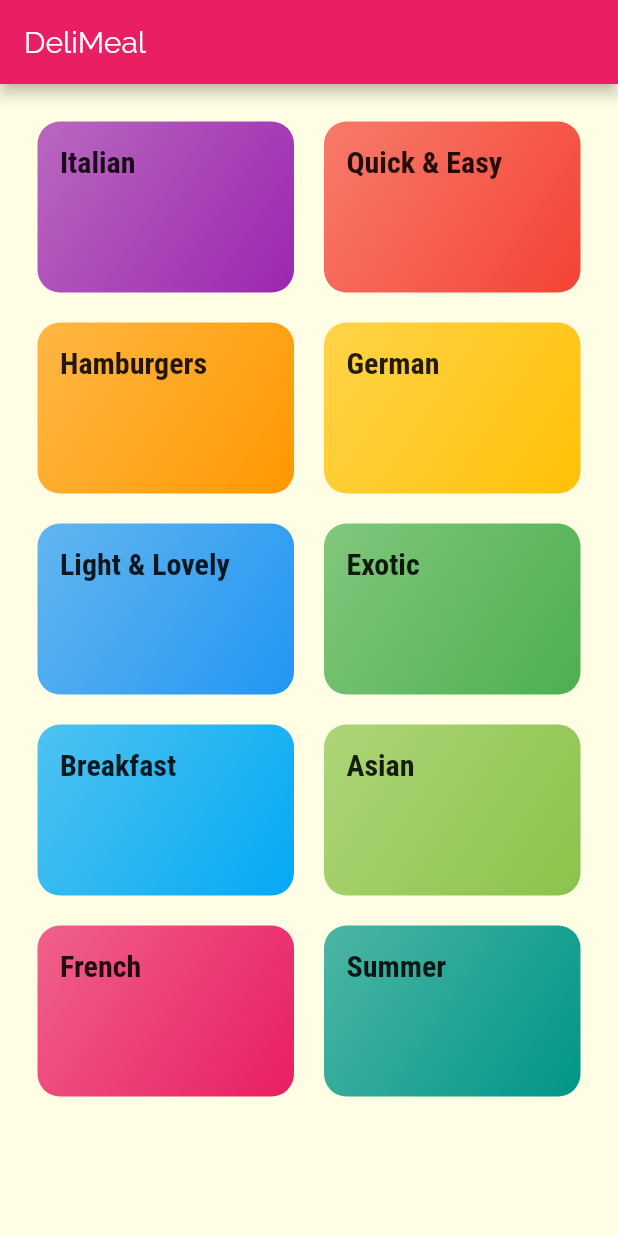
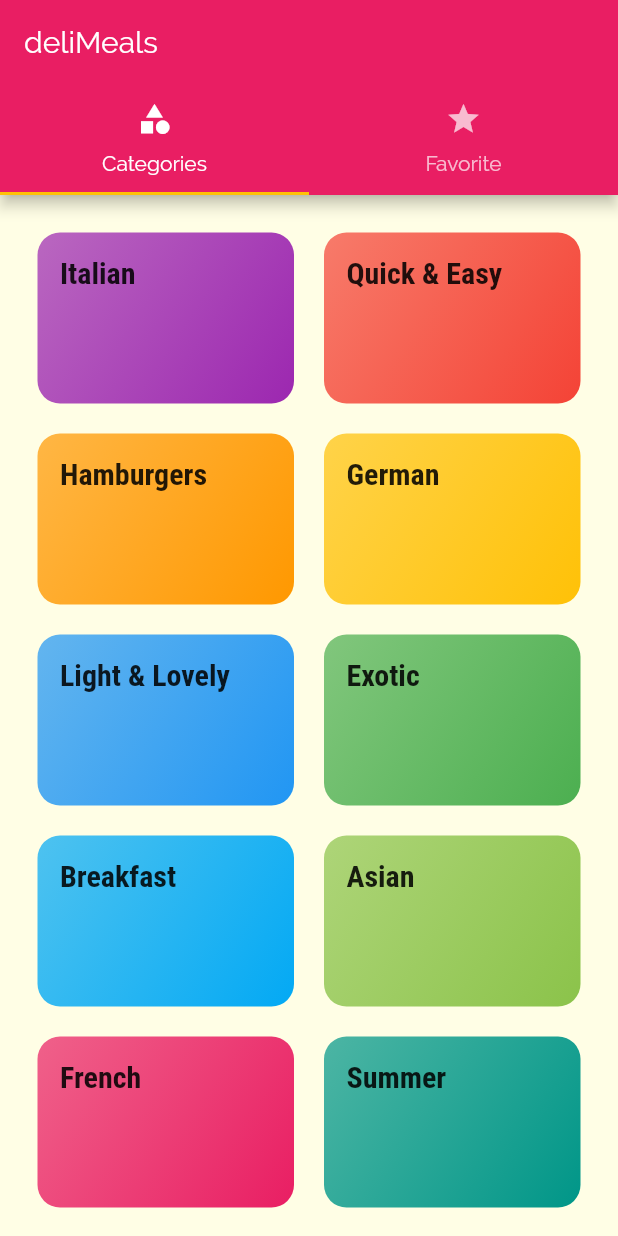
Before and after one commit to jamil-qn/cooking_up-app, a Flutter app: the screen it shows after launch, on a phone screen of 412 x 824 dp. Run offline on Flutter 3.47's test engine with Material 2 defaults, Android fonts, the phone set to English and light mode, and no system bars.

Commit message:
adding a tabBar to the appBar

```diff
--- a/lib/main.dart
+++ b/lib/main.dart
@@ -1,5 +1,6 @@
 import 'dart:ui';
 
+import './screens/tabs_screen.dart';
 import './screens/meal_detail_screen.dart';
 import './screens/category_meals_screen.dart';
 import 'package:flutter/material.dart';
@@ -35,7 +36,7 @@ class MyApp extends StatelessWidget {
       // home: CategoriesScreen(),
       initialRoute: '/',
       routes: {
-        '/': (ctx) => CategoriesScreen(),
+        '/': (ctx) => TabsScreen(),
         CategoryMealsScreen.routeName: (ctx) => CategoryMealsScreen(),
         MealDetailScreen.routeName: (ctx) => MealDetailScreen(),
       },
--- a/lib/screens/categories_screen.dart
+++ b/lib/screens/categories_screen.dart
@@ -5,12 +5,8 @@ import '../widgets/category_item.dart';
 class CategoriesScreen extends StatelessWidget {
   @override
   Widget build(BuildContext context) {
-    return Scaffold(
-      appBar: AppBar(
-        title: const Text('DeliMeal'),
-      ),
-      body: GridView(
-        padding: const EdgeInsets.all(25),
+    return GridView(
+      padding: const EdgeInsets.all(25),
       children: DUMMY_CATEGORIES
           .map(
             (catData) => CategoryItem(
@@ -23,9 +19,9 @@ class CategoriesScreen extends StatelessWidget {
       gridDelegate: SliverGridDelegateWithMaxCrossAxisExtent(
         maxCrossAxisExtent: 200,
         childAspectRatio: 3 / 2,
-        crossAxisSpacing: 20,mainAxisSpacing: 20,
+        crossAxisSpacing: 20,
+        mainAxisSpacing: 20,
       ),
-    ),
     );
   }
 }
--- /dev/null
+++ b/lib/screens/favorites.screen.dart
@@ -0,0 +1,10 @@
+import 'package:flutter/material.dart';
+
+class FavoritesScreen extends StatelessWidget {
+  @override
+  Widget build(BuildContext context) {
+    return Center(
+      child: Text('The Favorites'),
+    );
+  }
+}
--- /dev/null
+++ b/lib/screens/tabs_screen.dart
@@ -0,0 +1,41 @@
+import './favorites.screen.dart';
+import './categories_screen.dart';
+import 'package:flutter/material.dart';
+
+class TabsScreen extends StatefulWidget {
+  @override
+  _TabsScreenState createState() => _TabsScreenState();
+}
+
+class _TabsScreenState extends State<TabsScreen> {
+  @override
+  Widget build(BuildContext context) {
+    return DefaultTabController(
+      length: 2,
+      // initialIndex: 0,
+      child: Scaffold(
+        appBar: AppBar(
+          title: Text('deliMeals'),
+          bottom: TabBar(
+            tabs: [
+              Tab(
+                icon: Icon(Icons.category),
+                text: 'Categories',
+              ),
+              Tab(
+                icon: Icon(Icons.star),
+                text: 'Favorite',
+              ),
+            ],
+          ),
+        ),
+        body: TabBarView(
+          children: [
+            CategoriesScreen(),
+            FavoritesScreen(),
+          ],
+        ),
+      ),
+    );
+  }
+}
```
